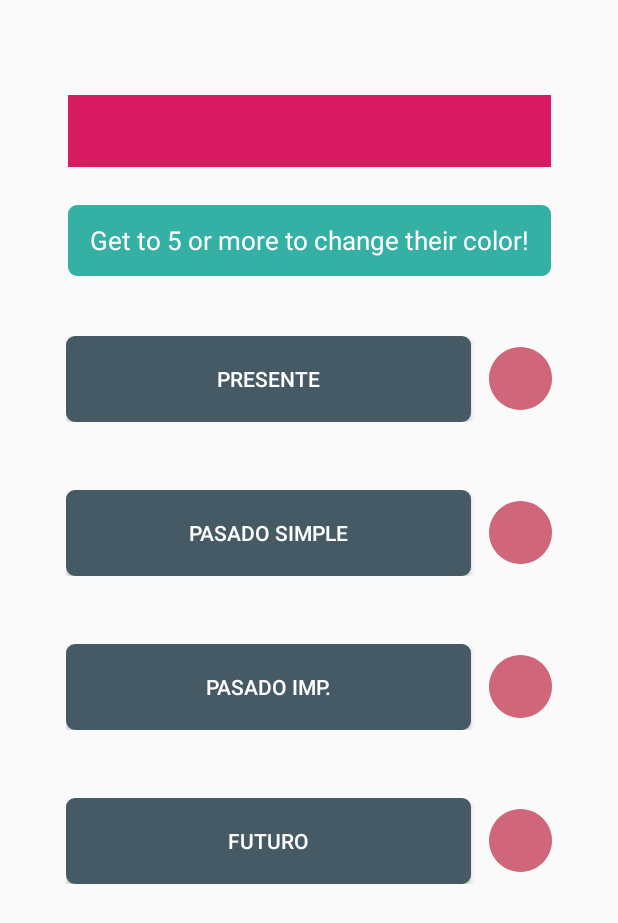
After one commit to Aquima/spanish-pocket-android, an Android app: the ScoreActivity screen opened directly, with no data from a screen before it, on a phone screen of 412 x 824 dp. The commit adds this screen. Shown: the top 923 px of the screen. Run offline under Robolectric (Android 15) with nearby library versions, the light colour scheme and no system bars.

Commit message:
create activity score
create activity score and scoreviewmodel, linking with views

```diff
--- /dev/null
+++ b/app/src/main/java/com/quimalabs/sp/ViewModels/ScoreViewModel.kt
@@ -0,0 +1,7 @@
+package com.quimalabs.sp.ViewModels
+
+import android.arch.lifecycle.ViewModel
+
+class ScoreViewModel: ViewModel() {
+
+}
--- /dev/null
+++ b/app/src/main/java/com/quimalabs/sp/Views/ScoreActivity.kt
@@ -0,0 +1,13 @@
+package com.quimalabs.sp.Views
+
+import android.support.v7.app.AppCompatActivity
+import android.os.Bundle
+import com.quimalabs.sp.R
+
+class ScoreActivity : AppCompatActivity() {
+
+    override fun onCreate(savedInstanceState: Bundle?) {
+        super.onCreate(savedInstanceState)
+        setContentView(R.layout.activity_score)
+    }
+}
--- a/app/src/main/res/drawable/btn_corner_red.xml
+++ b/app/src/main/res/drawable/btn_corner_green_ligth.xml
@@ -4,7 +4,7 @@
             android:radius="@dimen/corner_value"
     />
     <solid
-            android:color= "@color/primaryWhiteColor"
+            android:color="@color/colorGreen"
     />
     <padding
             android:left="0dp"
--- a/app/src/main/res/drawable/btn_corner_white.xml
+++ b/app/src/main/res/drawable/btn_corner_white.xml
@@ -4,7 +4,7 @@
             android:radius="@dimen/corner_value"
     />
     <solid
-            android:color="@color/colorGreen"
+            android:color= "@color/primaryWhiteColor"
     />
     <padding
             android:left="0dp"
--- /dev/null
+++ b/app/src/main/res/drawable/btn_score.xml
@@ -0,0 +1,23 @@
+<?xml version="1.0" encoding="utf-8"?>
+<shape xmlns:android="http://schemas.android.com/apk/res/android" android:shape="rectangle" >
+<corners
+        android:radius="@dimen/corner_value"
+/>
+<solid
+        android:color="@color/colorDarkGreen"
+/>
+<padding
+        android:left="0dp"
+        android:top="0dp"
+        android:right="0dp"
+        android:bottom="0dp"
+/>
+<size
+        android:width="280dp"
+        android:height="45dp"
+/>
+<stroke
+        android:width="1dp"
+        android:color="@color/colorDarkGreen"
+/>
+</shape>
--- /dev/null
+++ b/app/src/main/res/drawable/circle_red.xml
@@ -0,0 +1,23 @@
+<?xml version="1.0" encoding="utf-8"?>
+<vector xmlns:android="http://schemas.android.com/apk/res/android"
+        android:width="50dp"
+        android:height="50dp"
+        android:viewportWidth="50"
+        android:viewportHeight="50">
+
+    <path
+            android:fillColor="#CF6679"
+            android:pathData="M 25 0 C 38.8071187458 0 50 11.1928812542 50 25 C 50 38.8071187458 38.8071187458 50 25 50 C 11.1928812542 50 0 38.8071187458 0 25 C 0 11.1928812542 11.1928812542 0 25 0 Z" />
+    <!--<path-->
+            <!--android:strokeColor="#FFFFFF"-->
+            <!--android:strokeWidth="2"-->
+            <!--android:strokeMiterLimit="10"-->
+            <!--android:strokeLineCap="round"-->
+            <!--android:pathData="M 16 34 L 25 25 L 34 16 " />-->
+    <!--<path-->
+            <!--android:strokeColor="#FFFFFF"-->
+            <!--android:strokeWidth="2"-->
+            <!--android:strokeMiterLimit="10"-->
+            <!--android:strokeLineCap="round"-->
+            <!--android:pathData="M 16 16 L 25 25 L 34 34 " />-->
+</vector>
--- a/app/src/main/res/layout/activity_log_in.xml
+++ b/app/src/main/res/layout/activity_log_in.xml
@@ -76,7 +76,7 @@
                 android:layout_height="45dp"
                 android:id="@+id/btn_login"
                 android:visibility="gone"
-                android:background="@drawable/btn_corner_white"
+                android:background="@drawable/btn_corner_green_ligth"
                 android:textColor="@color/primaryWhiteColor"
                 android:textAllCaps="false"
                 android:fontFamily="@font/helvetica"
@@ -87,7 +87,7 @@
                 android:layout_width="280dp"
                 android:layout_height="45dp"
                 android:id="@+id/btn_newaccount"
-                android:background="@drawable/btn_corner_red"
+                android:background="@drawable/btn_corner_white"
                 android:textColor="@color/colorGreen"
                 android:textAllCaps="false"
                 android:fontFamily="@font/helvetica"
@@ -97,7 +97,7 @@
                 android:layout_width="280dp"
                 android:layout_height="45dp"
                 android:id="@+id/btn_recoverypass"
-                android:background="@drawable/btn_corner_red"
+                android:background="@drawable/btn_corner_white"
                 android:textColor="@color/colorGreen"
                 android:textAllCaps="false"
                 android:fontFamily="@font/helvetica"
--- a/app/src/main/res/layout/activity_register.xml
+++ b/app/src/main/res/layout/activity_register.xml
@@ -124,7 +124,7 @@
                 android:layout_width="280dp"
                 android:layout_height="45dp"
                 android:id="@+id/btn_createaccount"
-                android:background="@drawable/btn_corner_white"
+                android:background="@drawable/btn_corner_green_ligth"
                 android:textColor="@color/primaryWhiteColor"
                 android:textAllCaps="false"
                 android:layout_marginBottom="10dp"
--- /dev/null
+++ b/app/src/main/res/layout/activity_score.xml
@@ -0,0 +1,95 @@
+<?xml version="1.0" encoding="utf-8"?>
+<android.support.constraint.ConstraintLayout
+        xmlns:android="http://schemas.android.com/apk/res/android"
+        xmlns:tools="http://schemas.android.com/tools"
+        xmlns:app="http://schemas.android.com/apk/res-auto"
+        android:layout_width="match_parent"
+        android:layout_height="match_parent"
+        tools:context=".Views.ScoreActivity">
+
+    <ImageView
+            android:src="@color/colorAccent"
+            android:layout_width="322dp"
+            android:layout_height="48dp"
+            android:id="@+id/imageView2" app:layout_constraintStart_toStartOf="parent"
+            app:layout_constraintEnd_toEndOf="parent"
+            android:layout_marginTop="63dp" app:layout_constraintTop_toTopOf="parent"/>
+    <TextView
+            android:text="Get to 5 or more to change their color!"
+            android:layout_width="322dp"
+            android:layout_height="47dp"
+            android:id="@+id/textView" android:layout_marginTop="25dp"
+            app:layout_constraintTop_toBottomOf="@+id/imageView2" app:layout_constraintStart_toStartOf="parent"
+            app:layout_constraintEnd_toEndOf="parent"
+            android:background="@drawable/btn_corner_green_ligth" android:textColor="@color/primaryWhiteColor"
+            android:textSize="17sp" android:gravity="center"/>
+    <LinearLayout
+            android:orientation="vertical"
+            android:layout_width="wrap_content"
+            android:layout_height="wrap_content"
+            android:layout_marginTop="40dp"
+            app:layout_constraintTop_toBottomOf="@+id/textView" app:layout_constraintStart_toStartOf="parent"
+            app:layout_constraintEnd_toEndOf="parent"
+    >
+        <LinearLayout
+                android:orientation="horizontal"
+                android:layout_width="wrap_content"
+                android:layout_height="wrap_content"
+                android:gravity="center">
+            <Button
+                    android:text="Presente"
+                    android:layout_width="270dp"
+                    android:layout_height="57dp" android:id="@+id/btn_present"
+                    android:background="@drawable/btn_score" android:textColor="@color/primaryWhiteColor"/>
+            <ImageView
+                    android:layout_width="42dp"
+                    android:layout_height="42dp" android:id="@+id/img_present"
+                    android:layout_marginLeft="12dp" android:background="@drawable/circle_red"/>
+        </LinearLayout>
+        <LinearLayout
+                android:orientation="horizontal"
+                android:layout_width="wrap_content"
+                android:layout_height="wrap_content"
+                android:gravity="center" android:layout_marginTop="45dp">
+            <Button
+                    android:text="Pasado simple"
+                    android:layout_width="270dp"
+                    android:layout_height="57dp" android:id="@+id/btn_pas_simple"
+                    android:background="@drawable/btn_score" android:textColor="@color/primaryWhiteColor"/>
+            <ImageView
+                    android:layout_width="42dp"
+                    android:layout_height="42dp" android:id="@+id/img_pas_simple"
+                    android:layout_marginLeft="12dp" android:background="@drawable/circle_red"/>
+        </LinearLayout>
+        <LinearLayout
+                android:orientation="horizontal"
+                android:layout_width="wrap_content"
+                android:layout_height="wrap_content"
+                android:gravity="center" android:layout_marginTop="45dp">
+            <Button
+                    android:text="Pasado imp."
+                    android:layout_width="270dp"
+                    android:layout_height="57dp" android:id="@+id/btn_pas_imp"
+                    android:background="@drawable/btn_score" android:textColor="@color/primaryWhiteColor"/>
+            <ImageView
+                    android:layout_width="42dp"
+                    android:layout_height="42dp" android:id="@+id/img_pas_imp"
+                    android:layout_marginLeft="12dp" android:background="@drawable/circle_red"/>
+        </LinearLayout>
+        <LinearLayout
+                android:orientation="horizontal"
+                android:layout_width="wrap_content"
+                android:layout_height="wrap_content"
+                android:gravity="center" android:layout_marginTop="45dp">
+            <Button
+                    android:text="Futuro"
+                    android:layout_width="270dp"
+                    android:layout_height="57dp" android:id="@+id/b"
+                    android:background="@drawable/btn_score" android:textColor="@color/primaryWhiteColor"/>
+            <ImageView
+                    android:layout_width="42dp"
+                    android:layout_height="42dp" android:id="@+id/imageView3"
+                    android:layout_marginLeft="12dp" android:background="@drawable/circle_red"/>
+        </LinearLayout>
+    </LinearLayout>
+</android.support.constraint.ConstraintLayout>
--- a/app/src/main/res/values/colors.xml
+++ b/app/src/main/res/values/colors.xml
@@ -7,8 +7,8 @@
     <color name="colorAccent">#D81B60</color>
     <color name="colorNubita">#D81B60</color>
     <color name="colorGreen">#34b1a4</color>
-    <color name="colorDarkGreen">#3b5059</color>
+    <color name="colorDarkGreen">#455A64</color>
     <color name="hintTextColor">#B6BBBB</color>
-    <color name="redPastelColor">#ce596f</color>
+    <color name="redPastelColor">#CF6679</color>
 
 </resources>
--- a/app/src/main/res/values/styles.xml
+++ b/app/src/main/res/values/styles.xml
@@ -1,7 +1,7 @@
 <resources>
 
     <!-- Base application theme. -->
-    <style name="AppTheme" parent="Theme.AppCompat.Light.DarkActionBar">
+    <style name="AppTheme" parent="Theme.AppCompat.Light.NoActionBar">
         <!-- Customize your theme here. -->
         <item name="colorPrimary">@color/colorPrimary</item>
         <item name="colorPrimaryDark">@color/colorPrimaryDark</item>
--- a/build.gradle
+++ b/build.gradle
@@ -9,7 +9,7 @@ buildscript {
     }
     dependencies {
         classpath 'com.google.gms:google-services:4.0.1'
-        classpath 'com.android.tools.build:gradle:3.3.0'
+        classpath 'com.android.tools.build:gradle:3.4.2'
         classpath "org.jetbrains.kotlin:kotlin-gradle-plugin:$kotlin_version"
         // NOTE: Do not place your application dependencies here; they belong
         // in the individual module build.gradle files
```
Also changed, not shown: gradle/wrapper/gradle-wrapper.properties.
